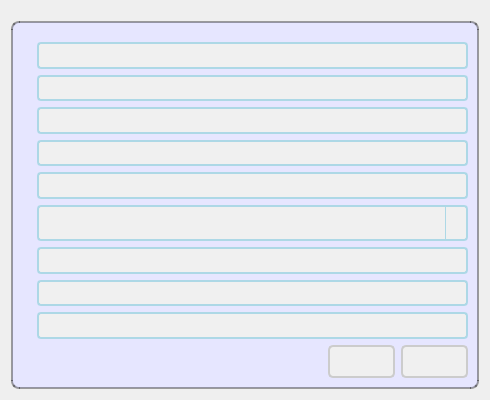
This is meter/report.ui in cagavriloaie/WFlowLab as Qt 5 draws it before an edit. The edited form follows.
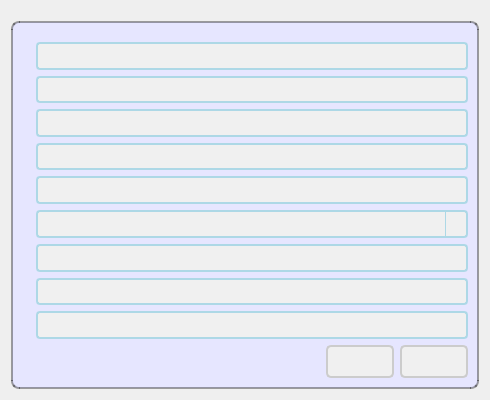
This is the edited form. Icons and pictures are not drawn.

The edit to the form file:
```diff
--- a/meter/report.ui
+++ b/meter/report.ui
@@ -32,8 +32,8 @@
   <property name="styleSheet">
    <string notr="true">/* Common styles */
 * {
-    font-family: &quot;Segoe UI&quot;;
-    font-size: 12pt;
+    font-family: Verdana, Arial, sans-serif; /* Fallback to Arial or generic sans-serif if Verdana is not available */
+    font-size: 12pt; /* Base font size */
 }
 
 /* QPushButton */
@@ -54,7 +54,7 @@
     border: 2px solid #ADD8E6; /* Light blue border */
     border-radius: 4px; /* Rounded corners */
     padding: 2px;
-    min-height: 28px; /* Adjust the minimum height */
+    min-height: 20px; /* Adjust the minimum height */
     background-color: #f0f0f0; /* Light gray background */
 }
 
@@ -89,30 +89,13 @@
     background-color: #f0f0f0; /* Light gray background */
 }
 
-/* QRadioButton */
-QRadioButton::indicator {
-    width: 14px; /* Adjusted width */
-    height: 14px; /* Adjusted height */
-    border-radius: 7px;
-}
-
-QRadioButton::indicator:checked {
-    background-color: black;
-    border: 4px solid black; /* Added border style */
-}
-
-QRadioButton::indicator:unchecked {
-    background-color: white;
-    border: 4px solid black; /* Added border style */
-}
-
 /* QGroupBox */
 QGroupBox {
     border: 2px solid black;
     border-color: rgba(0, 0, 0, 0.36); /* Black with transparency */
     background-color: #E6E6FF; /* Light purple background */
-    font-family: &quot;Segoe UI&quot;;
-    font-size: 12pt;
+    font-family: Verdana, Arial, sans-serif; /* Use Verdana for group box */
+    font-size: 12pt; /* Font size */
     margin-top: 10px;
     border-radius: 8px; /* Rounded corners */
     padding-top: 10px; /* Padding for the top of the group box */
@@ -123,6 +106,93 @@
     left: 7px;
     padding: 5px; /* Adjusted padding for better appearance */
 }
+
+/* QRadioButton */
+QRadioButton {
+    spacing: 5px;
+}
+
+QRadioButton::indicator {
+    width: 15px;
+    height: 15px;
+    border-radius: 7px; /* Half of width and height to make it a circle */
+    border: 1px solid #ADD8E6; /* Light blue border */
+    background-color: #f0f0f0; /* Light gray background */
+}
+
+QRadioButton::indicator:checked {
+    background-color: #ADD8E6; /* Light blue background when checked */
+    border: 1px solid #0078D7; /* Darker blue border when checked */
+}
+
+QRadioButton::indicator:unchecked:hover {
+    background-color: #e0e0e0; /* Slightly darker light gray background on hover when unchecked */
+}
+
+/* Menu Bar */
+QMenuBar {
+    background-color: #f0f0f0; /* Light gray background */
+    border: 1px solid #ccc; /* Light gray border */
+}
+
+/* Base Menu */
+QMenu {
+    background-color: #f0f0f0; /* Light gray background */
+    border: 1px solid #ccc; /* Light gray border */
+    padding: 4px; /* Adjust padding */
+    font-family: Verdana, Arial, sans-serif; /* Font family */
+    font-size: 12pt; /* Font size */
+}
+
+/* Menu Item */
+QMenu::item {
+    background-color: transparent; /* Transparent background */
+    padding: 4px 24px; /* Adjust padding */
+    font-family: Verdana, Arial, sans-serif; /* Font family */
+    font-size: 12pt; /* Font size */
+}
+
+QMenu::item:selected {
+    background-color: #d7d9d7; /* Light gray background when selected */
+}
+
+/* Disabled Menu Item */
+QMenu::item:disabled {
+    color: #999; /* Gray color for disabled items */
+}
+
+/* Separator */
+QMenu::separator {
+    height: 1px;
+    background-color: #ccc; /* Light gray separator */
+    margin: 4px 0; /* Adjust margin */
+}
+
+/* Action */
+QMenuBar::item,
+QMenu::item {
+    background: transparent;
+    padding: 4px 10px;
+    font-family: Verdana, Arial, sans-serif;
+    font-size: 12pt;
+    color: black;
+}
+
+QMenuBar::item:selected,
+QMenu::item:selected {
+    background: #f0f0f0;
+    color: black;
+    border-radius: 4px;
+}
+
+QMenuBar::item:pressed,
+QMenu::item:pressed {
+    background-color: #d7d9d7;
+    border-radius: 4px;
+    color: black;
+}
+
+
 </string>
   </property>
   <layout class="QGridLayout" name="gridLayout_3">
@@ -160,7 +230,7 @@
             </property>
             <property name="font">
              <font>
-              <family>Segoe UI</family>
+              <family>Verdana</family>
               <pointsize>12</pointsize>
              </font>
             </property>
@@ -176,7 +246,7 @@
             </property>
             <property name="font">
              <font>
-              <family>Segoe UI</family>
+              <family>Verdana</family>
               <pointsize>12</pointsize>
              </font>
             </property>
@@ -213,7 +283,7 @@
             </property>
             <property name="font">
              <font>
-              <family>Segoe UI</family>
+              <family>Verdana</family>
               <pointsize>12</pointsize>
              </font>
             </property>
@@ -224,12 +294,12 @@
             <property name="minimumSize">
              <size>
               <width>0</width>
-              <height>24</height>
+              <height>28</height>
              </size>
             </property>
             <property name="font">
              <font>
-              <family>Segoe UI</family>
+              <family>Verdana</family>
               <pointsize>12</pointsize>
              </font>
             </property>
@@ -245,7 +315,7 @@
             </property>
             <property name="font">
              <font>
-              <family>Segoe UI</family>
+              <family>Verdana</family>
               <pointsize>12</pointsize>
              </font>
             </property>
@@ -261,7 +331,7 @@
             </property>
             <property name="font">
              <font>
-              <family>Segoe UI</family>
+              <family>Verdana</family>
               <pointsize>12</pointsize>
              </font>
             </property>
@@ -284,7 +354,7 @@
             </property>
             <property name="font">
              <font>
-              <family>Segoe UI</family>
+              <family>Verdana</family>
               <pointsize>12</pointsize>
              </font>
             </property>
@@ -314,7 +384,7 @@
             </property>
             <property name="font">
              <font>
-              <family>Segoe UI</family>
+              <family>Verdana</family>
               <pointsize>12</pointsize>
              </font>
             </property>
@@ -337,7 +407,7 @@
             </property>
             <property name="font">
              <font>
-              <family>Segoe UI</family>
+              <family>Verdana</family>
               <pointsize>12</pointsize>
              </font>
             </property>
@@ -377,7 +447,7 @@
            <widget class="QPushButton" name="pbGenerareBV">
             <property name="font">
              <font>
-              <family>Segoe UI</family>
+              <family>Verdana</family>
               <pointsize>12</pointsize>
              </font>
             </property>
```
